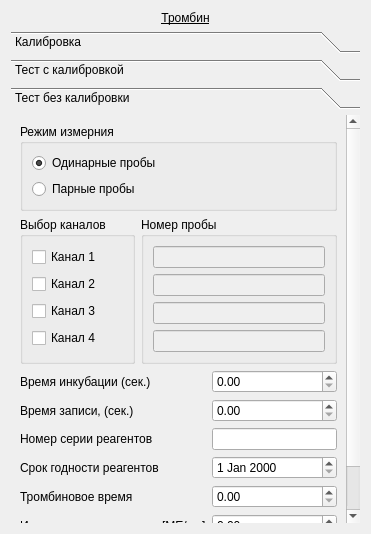
Above: choisedialog/ko4.ui from krang4d/Agrekola before the change. Below: the same form after it.
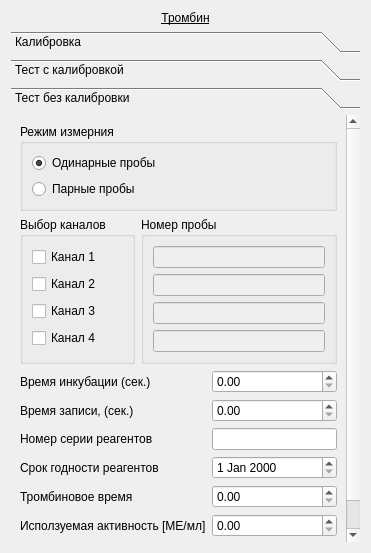
That is the form after the change. The open tabs and pages were chosen to show the change.

```diff
--- a/choisedialog/ko4.ui
+++ b/choisedialog/ko4.ui
@@ -7,7 +7,7 @@
     <x>0</x>
     <y>0</y>
     <width>371</width>
-    <height>534</height>
+    <height>553</height>
    </rect>
   </property>
   <property name="windowTitle">
@@ -383,8 +383,8 @@
        <rect>
         <x>0</x>
         <y>0</y>
-        <width>336</width>
-        <height>423</height>
+        <width>353</width>
+        <height>435</height>
        </rect>
       </property>
       <attribute name="label">
```
Left out of the diff: 6 changed lines with no effect on the pictures.
